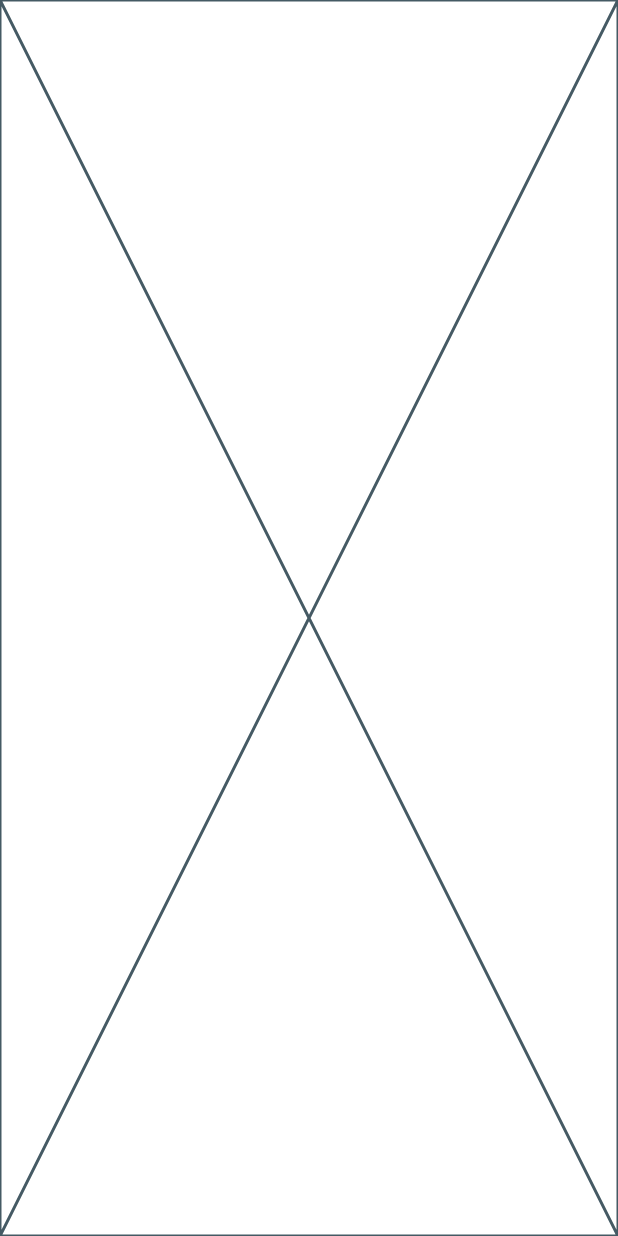
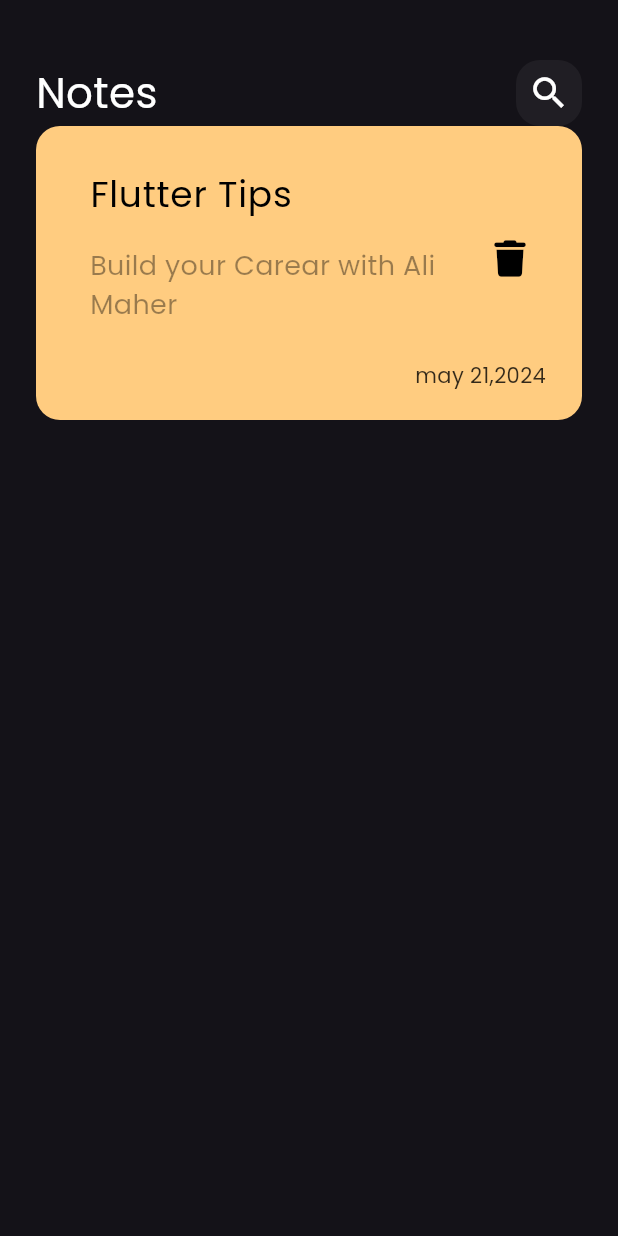
Before and after one commit to ALi-Maher-Mohamed/notes_app, a Flutter app: the screen it shows after launch, on a phone screen of 412 x 824 dp. Run offline on Flutter 3.47's test engine with Material 3 defaults, Android fonts, the phone set to English and light mode, and no system bars; our stand-ins replace font_awesome_flutter.

Commit message:
fourh commit

```diff
--- a/lib/main.dart
+++ b/lib/main.dart
@@ -11,7 +11,8 @@ class NotesApp extends StatelessWidget {
   @override
   Widget build(BuildContext context) {
     return MaterialApp(
-      theme: ThemeData(brightness: Brightness.dark),
+      debugShowCheckedModeBanner: false,
+      theme: ThemeData(brightness: Brightness.dark, fontFamily: 'Poppins'),
       home: const NotesView(),
     );
   }
--- a/lib/views/notes_view.dart
+++ b/lib/views/notes_view.dart
@@ -7,6 +7,8 @@ class NotesView extends StatelessWidget {
 
   @override
   Widget build(BuildContext context) {
-    return const NotesViewBody();
+    return const Scaffold(
+      body: NotesViewBody(),
+    );
   }
 }
--- /dev/null
+++ b/lib/views/widgets/custom_app_bar.dart
@@ -0,0 +1,21 @@
+import 'package:flutter/material.dart';
+
+import 'custom_search_icon.dart';
+
+class CustomAppBar extends StatelessWidget {
+  const CustomAppBar({super.key});
+
+  @override
+  Widget build(BuildContext context) {
+    return Row(
+      children: [
+        Text(
+          'Notes',
+          style: TextStyle(fontSize: 28, color: Colors.white),
+        ),
+        Spacer(),
+        CustomSearchIcon(),
+      ],
+    );
+  }
+}
--- /dev/null
+++ b/lib/views/widgets/custom_search_icon.dart
@@ -0,0 +1,22 @@
+import 'package:flutter/material.dart';
+
+class CustomSearchIcon extends StatelessWidget {
+  const CustomSearchIcon({super.key});
+
+  @override
+  Widget build(BuildContext context) {
+    return Container(
+      height: 44,
+      width: 44,
+      decoration: BoxDecoration(
+          borderRadius: BorderRadius.circular(16),
+          color: Colors.white.withOpacity(.05)),
+      child: Center(
+        child: Icon(
+          Icons.search,
+          size: 28,
+        ),
+      ),
+    );
+  }
+}
--- /dev/null
+++ b/lib/views/widgets/cutom_note_item.dart
@@ -0,0 +1,55 @@
+import 'package:flutter/material.dart';
+import 'package:font_awesome_flutter/font_awesome_flutter.dart';
+
+class NoteItem extends StatelessWidget {
+  const NoteItem({super.key});
+
+  @override
+  Widget build(BuildContext context) {
+    return Container(
+      padding: const EdgeInsets.only(
+        left: 20,
+        top: 20,
+        bottom: 20,
+      ),
+      decoration: BoxDecoration(
+          borderRadius: BorderRadius.circular(16),
+          color: const Color(0xffffcc80)),
+      child: Column(
+        crossAxisAlignment: CrossAxisAlignment.end,
+        children: [
+          ListTile(
+            title: const Text(
+              'Flutter Tips',
+              style: TextStyle(color: Colors.black, fontSize: 24),
+            ),
+            subtitle: Padding(
+              padding: const EdgeInsets.symmetric(vertical: 16.0),
+              child: Text(
+                'Build your Carear with Ali Maher',
+                style: TextStyle(
+                    color: Colors.black.withOpacity(.4), fontSize: 18),
+              ),
+            ),
+            trailing: IconButton(
+                onPressed: () {},
+                icon: const Icon(
+                  FontAwesomeIcons.trash,
+                  color: Colors.black,
+                  size: 24,
+                )),
+          ),
+          Padding(
+            padding: const EdgeInsets.only(right: 24),
+            child: Text(
+              'may 21,2024',
+              style: TextStyle(
+                color: Colors.black.withOpacity(.8),
+              ),
+            ),
+          )
+        ],
+      ),
+    );
+  }
+}
--- a/lib/views/widgets/notes_view_body.dart
+++ b/lib/views/widgets/notes_view_body.dart
@@ -1,10 +1,25 @@
 import 'package:flutter/material.dart';
+import 'package:flutter/widgets.dart';
+import 'package:note_app/views/widgets/cutom_note_item.dart';
+
+import 'custom_app_bar.dart';
 
 class NotesViewBody extends StatelessWidget {
   const NotesViewBody({super.key});
 
   @override
   Widget build(BuildContext context) {
-    return const Placeholder();
+    return const Padding(
+      padding: EdgeInsets.symmetric(horizontal: 24.0),
+      child: Column(
+        children: [
+          SizedBox(
+            height: 40,
+          ),
+          CustomAppBar(),
+          NoteItem()
+        ],
+      ),
+    );
   }
 }
```
Also changed, not shown: pubspec.yaml (+6 -11 lines), assets/fonts/Poppins-Regular.ttf (added), pubspec.lock.
